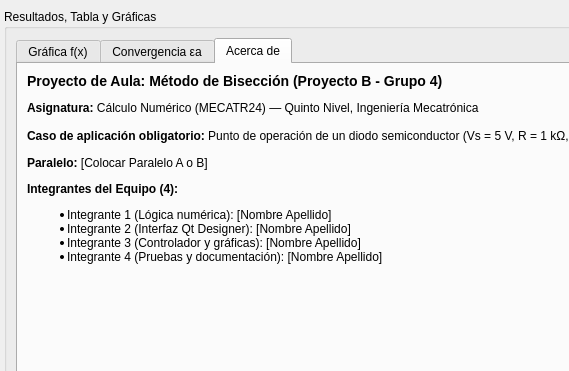
First picture: the form in ui/ventana_principal.ui, repository scarpio8856-sketch/CN-ParaleloA-Grupo4, before the edit; both pictures show x 450 to 1019 and y 0 to 371 of the 1220 by 780 pixel window.
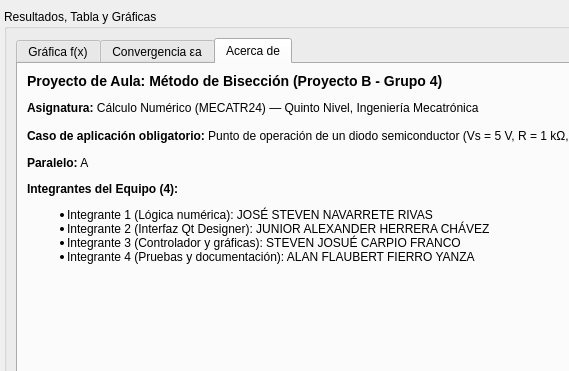
Second picture: the form after the edit. The open tabs and pages were chosen to show the change.

Commit message: Actualizar nombres de integrantes y corregir importación de UI

What changed in the file:
```diff
--- a/ui/ventana_principal.ui
+++ b/ui/ventana_principal.ui
@@ -301,7 +301,7 @@
            <item>
             <widget class="QLabel" name="lblAcercaDe">
              <property name="text">
-              <string>&lt;html&gt;&lt;head/&gt;&lt;body&gt;&lt;h3&gt;Proyecto de Aula: Método de Bisección (Proyecto B - Grupo 4)&lt;/h3&gt;&lt;p&gt;&lt;b&gt;Asignatura:&lt;/b&gt; Cálculo Numérico (MECATR24) — Quinto Nivel, Ingeniería Mecatrónica&lt;/p&gt;&lt;p&gt;&lt;b&gt;Caso de aplicación obligatorio:&lt;/b&gt; Punto de operación de un diodo semiconductor (Vs = 5 V, R = 1 kΩ, Is = 1×10⁻¹² A, VT = 25.85 mV)&lt;/p&gt;&lt;p&gt;&lt;b&gt;Paralelo:&lt;/b&gt; [Colocar Paralelo A o B]&lt;/p&gt;&lt;p&gt;&lt;b&gt;Integrantes del Equipo (4):&lt;/b&gt;&lt;/p&gt;&lt;ul&gt;&lt;li&gt;Integrante 1 (Lógica numérica): [Nombre Apellido]&lt;/li&gt;&lt;li&gt;Integrante 2 (Interfaz Qt Designer): [Nombre Apellido]&lt;/li&gt;&lt;li&gt;Integrante 3 (Controlador y gráficas): [Nombre Apellido]&lt;/li&gt;&lt;li&gt;Integrante 4 (Pruebas y documentación): [Nombre Apellido]&lt;/li&gt;&lt;/ul&gt;&lt;/body&gt;&lt;/html&gt;</string>
+              <string>&lt;html&gt;&lt;head/&gt;&lt;body&gt;&lt;h3 style=&quot; margin-top:14px; margin-bottom:12px; margin-left:0px; margin-right:0px; -qt-block-indent:0; text-indent:0px;&quot;&gt;&lt;span style=&quot; font-size:large; font-weight:700;&quot;&gt;Proyecto de Aula: Método de Bisección (Proyecto B - Grupo 4)&lt;/span&gt;&lt;/h3&gt;&lt;p&gt;&lt;span style=&quot; font-weight:700;&quot;&gt;Asignatura:&lt;/span&gt; Cálculo Numérico (MECATR24) — Quinto Nivel, Ingeniería Mecatrónica&lt;/p&gt;&lt;p&gt;&lt;span style=&quot; font-weight:700;&quot;&gt;Caso de aplicación obligatorio:&lt;/span&gt; Punto de operación de un diodo semiconductor (Vs = 5 V, R = 1 kΩ, Is = 1×10⁻¹² A, VT = 25.85 mV)&lt;/p&gt;&lt;p&gt;&lt;span style=&quot; font-weight:700;&quot;&gt;Paralelo:&lt;/span&gt; A&lt;/p&gt;&lt;p&gt;&lt;span style=&quot; font-weight:700;&quot;&gt;Integrantes del Equipo (4):&lt;/span&gt;&lt;/p&gt;&lt;ul style=&quot;margin-top: 0px; margin-bottom: 0px; margin-left: 0px; margin-right: 0px; -qt-list-indent: 1;&quot;&gt;&lt;li style=&quot; margin-top:12px; margin-bottom:0px; margin-left:0px; margin-right:0px; -qt-block-indent:0; text-indent:0px;&quot;&gt;Integrante 1 (Lógica numérica): JOSÉ STEVEN NAVARRETE RIVAS&lt;/li&gt;&lt;li style=&quot; margin-top:0px; margin-bottom:0px; margin-left:0px; margin-right:0px; -qt-block-indent:0; text-indent:0px;&quot;&gt;Integrante 2 (Interfaz Qt Designer): JUNIOR ALEXANDER HERRERA CHÁVEZ&lt;/li&gt;&lt;li style=&quot; margin-top:0px; margin-bottom:0px; margin-left:0px; margin-right:0px; -qt-block-indent:0; text-indent:0px;&quot;&gt;Integrante 3 (Controlador y gráficas): STEVEN JOSUÉ CARPIO FRANCO&lt;/li&gt;&lt;li style=&quot; margin-top:0px; margin-bottom:12px; margin-left:0px; margin-right:0px; -qt-block-indent:0; text-indent:0px;&quot;&gt;Integrante 4 (Pruebas y documentación): ALAN FLAUBERT FIERRO YANZA&lt;/li&gt;&lt;/ul&gt;&lt;/body&gt;&lt;/html&gt;</string>
              </property>
              <property name="alignment">
               <set>Qt::AlignLeading|Qt::AlignLeft|Qt::AlignTop</set>
```
Left out of the diff: 36 changed lines with no effect on the pictures. The commit also changes 7 other files.
